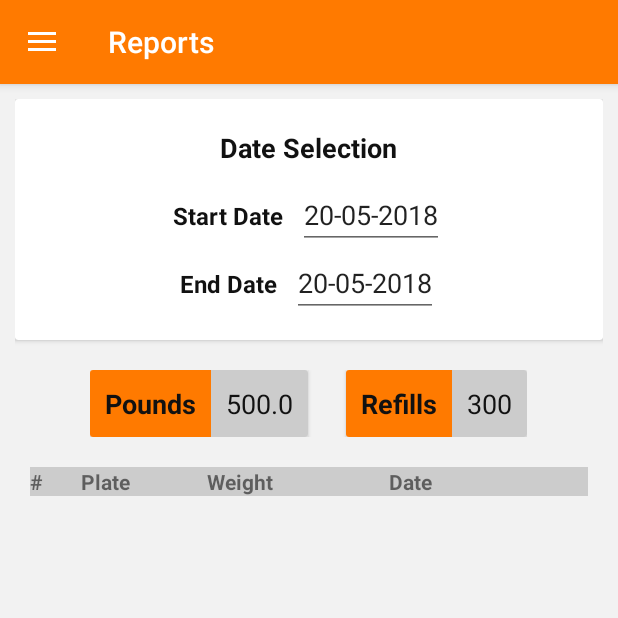
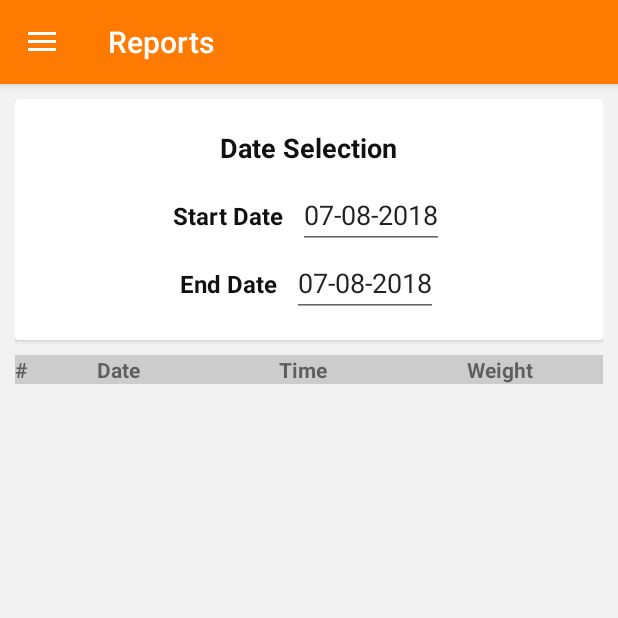
Before and after one commit to labreu05/FarmChickenFeederApp, an Android app: the screen it shows after launch (NavegationDrawer), in the side drawer, after a tap on "Reports", on a phone screen of 412 x 824 dp, the top half of it. Run offline under Robolectric (Android 15) with nearby library versions, the phone set to English and light mode, and no system bars; our stand-ins replace Firebase (no records; nobody signed in at launch, a user with empty details on screens opened directly); libraries missing offline, so code that uses them is left out: com.hookedonplay.decoviewlib; 25 statements that could not run were skipped.

Commit message:
Finish reports screen

```diff
--- a/app/src/main/java/com/example/labreu/farmchickenfeederapp/RefillEntriesHolder.java
+++ b/app/src/main/java/com/example/labreu/farmchickenfeederapp/RefillEntriesHolder.java
@@ -12,6 +12,7 @@ import com.google.firebase.database.DatabaseReference;
 
 public class RefillEntriesHolder extends RecyclerView.ViewHolder {
 
+    private final TextView plate;
     private final TextView date;
     private final TextView time;
     private final TextView grams;
@@ -19,9 +20,14 @@ public class RefillEntriesHolder extends RecyclerView.ViewHolder {
     public RefillEntriesHolder(View itemView) {
         super(itemView);
 
+        plate = (TextView) itemView.findViewById(R.id.plate_number);
         date = (TextView) itemView.findViewById(R.id.refill_date);
         time = (TextView) itemView.findViewById(R.id.refill_time);
         grams = (TextView) itemView.findViewById(R.id.refill_grams);
+    }
+
+    public void setPlate(String text) {
+        plate.setText(text);
     }
 
     public void setDate(String text) {
--- a/app/src/main/java/com/example/labreu/farmchickenfeederapp/ReportsFragment.java
+++ b/app/src/main/java/com/example/labreu/farmchickenfeederapp/ReportsFragment.java
@@ -15,6 +15,8 @@ import android.view.View;
 import android.view.ViewGroup;
 import android.widget.DatePicker;
 import android.widget.EditText;
+import android.widget.TextView;
+import android.widget.Toast;
 
 import com.firebase.ui.database.FirebaseRecyclerAdapter;
 import com.google.firebase.database.DatabaseReference;
@@ -40,6 +42,8 @@ public class ReportsFragment extends Fragment {
         final EditText endDate = mainView.findViewById(R.id.end_date);
         final Calendar calendar = Calendar.getInstance();
 
+        initializeFilters(mainView, startDate, endDate);
+
         startDate.setOnClickListener(new View.OnClickListener() {
             @Override
             public void onClick(View view) {
@@ -62,11 +66,17 @@ public class ReportsFragment extends Fragment {
                         String rawStartDate = newDay+"-"+ newMonth+"-"+year;
                         String rawEndDate = endDate.getText().toString();
                         System.out.println(rawStartDate);
-                        Long millisStartDate = getFormattedtDate(rawStartDate);
-                        Long millisEndDate = getFormattedtDate(rawEndDate);
-                        startDate.setText(rawStartDate);
+                        Long millisStartDate = getFormattedtDate(rawStartDate + " 00:00:00");
+                        Long millisEndDate = getFormattedtDate(rawEndDate + " 23:59:59");
 
-                        setDataListener(mainView, millisStartDate, millisEndDate);
+                        if (millisEndDate >= millisStartDate) {
+                            startDate.setText(rawStartDate);
+                            setDataListener(mainView, millisStartDate, millisEndDate);
+                        } else {
+                            Toast.makeText(getContext(), "Please use a valid range.",
+                                    Toast.LENGTH_SHORT).show();
+                        }
+
                     }
                 }, calendar.get(Calendar.YEAR), calendar.get(Calendar.MONTH), calendar.get(Calendar.DAY_OF_MONTH));
 
@@ -97,36 +107,23 @@ public class ReportsFragment extends Fragment {
                         String rawEndDate = newDay+"-"+ newMonth+"-"+year;
                         String rawStartDate = startDate.getText().toString();
                         System.out.println("Raw Date --->:" + rawStartDate);
-                        Long millisStartDate = getFormattedtDate(rawStartDate);
-                        Long millisEndDate = getFormattedtDate(rawEndDate);
+                        Long millisStartDate = getFormattedtDate(rawStartDate + " 00:00:00");
+                        Long millisEndDate = getFormattedtDate(rawEndDate + " 23:59:59");
 
-                        endDate.setText(rawEndDate);
-                        setDataListener(mainView, millisStartDate, millisEndDate);
+                        if (millisEndDate >= millisStartDate) {
+                            endDate.setText(rawEndDate);
+                            setDataListener(mainView, millisStartDate, millisEndDate);
+                        } else {
+                            Toast.makeText(getContext(), "Please use a valid range.",
+                                    Toast.LENGTH_SHORT).show();
+                        }
+
                     }
                 }, calendar.get(Calendar.YEAR), calendar.get(Calendar.MONTH), calendar.get(Calendar.DAY_OF_MONTH));
 
                 datePicker.show();
             }
         });
-
-        //Set Recycler view
-        RecyclerView refillsView = mainView.findViewById(R.id.refill_entries_recycler_view);
-
-        refillsView.setLayoutManager(new LinearLayoutManager(mainView.getContext()));
-        DatabaseReference dbRef = FirebaseDatabase.getInstance().getReference();
-        final DatabaseReference refillsRef = dbRef.child("refills").orderByChild("millisDate").getRef();
-
-
-        final FirebaseRecyclerAdapter<RefillEntry, RefillEntriesHolder> scheduleAdapter = new FirebaseRecyclerAdapter<RefillEntry, RefillEntriesHolder>(RefillEntry.class, R.layout.refill_entry, RefillEntriesHolder.class, refillsRef) {
-            @Override
-            protected void populateViewHolder(RefillEntriesHolder viewHolder, RefillEntry model, int position) {
-                viewHolder.setDate(model.getDate());
-                viewHolder.setTime(model.getTime());
-                viewHolder.setGrams(model.getGrams());
-            }
-        };
-
-        refillsView.setAdapter(scheduleAdapter);
 
         // Inflate the layout for this fragment
         return mainView;
@@ -146,6 +143,7 @@ public class ReportsFragment extends Fragment {
             @Override
             protected void populateViewHolder(RefillEntriesHolder viewHolder, RefillEntry model, int position) {
                 System.out.println("-->" + position);
+                viewHolder.setPlate(model.getPlate());
                 viewHolder.setDate(model.getDate());
                 viewHolder.setTime(model.getTime());
                 viewHolder.setGrams(model.getGrams());
@@ -154,12 +152,13 @@ public class ReportsFragment extends Fragment {
         };
         System.out.println("Refills" + refills);
         refillsView.setAdapter(scheduleAdapter);
+
     }
 
     public long getFormattedtDate(String date)  {
         SimpleDateFormat sdf = new SimpleDateFormat("dd-MM-yyyy hh:mm:ss");
         sdf.setTimeZone(TimeZone.getTimeZone("America/Santo_Domingo"));
-        String rawDate = date + " 00:00:00";
+        String rawDate = date;
         Date parsedDate = null;
 
         try {
@@ -172,4 +171,30 @@ public class ReportsFragment extends Fragment {
         System.out.println(parsedDate.getTime());
         return parsedDate.getTime();
     }
+
+    public void initializeFilters(View mainView, EditText startDate, EditText endDate){
+        Calendar calendar = Calendar.getInstance();
+        int day = calendar.get(Calendar.DAY_OF_MONTH);
+        int month = calendar.get(Calendar.MONTH);
+        int year = calendar.get(Calendar.YEAR);
+        String newMonth = "" + month;
+        String newDay = "" + day;
+        String date;
+
+        if((month + 1) < 10){
+            newMonth = "0" + (month + 1);
+        }
+
+        if(day < 10){
+            newDay  = "0" + day ;
+        }
+
+        date = newDay+"-"+ newMonth+"-"+year;
+        Long millisStartDate = getFormattedtDate(date + " 00:00:00");
+        Long millisEndDate = getFormattedtDate(date + " 23:59:59");
+
+        setDataListener(mainView, millisStartDate, millisEndDate);
+        startDate.setText(date);
+        endDate.setText(date);
+    }
 }
--- a/app/src/main/res/layout/fragment_reports.xml
+++ b/app/src/main/res/layout/fragment_reports.xml
@@ -93,18 +93,21 @@
 
             </LinearLayout>
         </android.support.v7.widget.CardView>
+
         <LinearLayout
             android:layout_width="wrap_content"
             android:layout_height="wrap_content"
             android:layout_gravity="center"
+            android:orientation="horizontal"
             android:paddingBottom="20dp"
             android:paddingTop="20dp"
-            android:orientation="horizontal">
+            android:visibility="gone">
 
             <android.support.v7.widget.CardView
                 android:layout_width="wrap_content"
                 android:layout_height="wrap_content"
                 android:layout_marginRight="25dp">
+
                 <LinearLayout
                     android:layout_width="wrap_content"
                     android:layout_height="wrap_content">
@@ -112,27 +115,30 @@
                     <TextView
                         android:layout_width="wrap_content"
                         android:layout_height="wrap_content"
+                        android:background="@color/colorPrimary"
                         android:fontFamily="Arial"
+                        android:padding="10dp"
+                        android:text="Pounds"
                         android:textColor="#111111"
-                        android:background="@color/colorPrimary"
                         android:textSize="18sp"
-                        android:textStyle="bold"
-                        android:text="Pounds"
-                        android:padding="10dp"/>
+                        android:textStyle="bold" />
+
                     <TextView
                         android:layout_width="wrap_content"
                         android:layout_height="wrap_content"
+                        android:background="#cccccc"
+                        android:padding="10dp"
+                        android:text="500.0"
                         android:textColor="#111111"
-                        android:background="#cccccc"
-                        android:textSize="18sp"
-                        android:text="500.0"
-                        android:padding="10dp"/>
+                        android:textSize="18sp" />
 
                 </LinearLayout>
             </android.support.v7.widget.CardView>
+
             <android.support.v7.widget.CardView
                 android:layout_width="wrap_content"
                 android:layout_height="wrap_content">
+
                 <LinearLayout
                     android:layout_width="wrap_content"
                     android:layout_height="wrap_content">
@@ -140,42 +146,66 @@
                     <TextView
                         android:layout_width="wrap_content"
                         android:layout_height="wrap_content"
+                        android:background="@color/colorPrimary"
                         android:fontFamily="Arial"
+                        android:padding="10dp"
+                        android:text="Refills"
                         android:textColor="#111111"
-                        android:background="@color/colorPrimary"
                         android:textSize="18sp"
-                        android:textStyle="bold"
-                        android:text="Refills"
-                        android:padding="10dp"/>
+                        android:textStyle="bold" />
+
                     <TextView
+                        android:id="@+id/refills_count"
                         android:layout_width="wrap_content"
                         android:layout_height="wrap_content"
+                        android:background="#cccccc"
+                        android:padding="10dp"
+                        android:text="300"
                         android:textColor="#111111"
-                        android:background="#cccccc"
-                        android:textSize="18sp"
-                        android:text="300"
-                        android:padding="10dp"/>
+                        android:textSize="18sp" />
                 </LinearLayout>
             </android.support.v7.widget.CardView>
         </LinearLayout>
+
         <TableLayout
             android:layout_width="match_parent"
             android:layout_height="wrap_content"
-            android:paddingRight="10dp"
-            android:paddingLeft="10dp"
+            android:layout_marginTop="10dp"
             android:paddingBottom="15dp">
+
             <TableRow>
-                <TextView android:background="#cccccc" android:textStyle="bold" android:text="#" android:layout_weight="1"/>
-                <TextView android:background="#cccccc" android:textStyle="bold" android:text="Plate" android:layout_weight="2"/>
-                <TextView android:background="#cccccc" android:textStyle="bold" android:text="Weight" android:layout_weight="3"/>
-                <TextView android:background="#cccccc" android:textStyle="bold" android:text="Date" android:layout_weight="4"/>
+
+                <TextView
+                    android:layout_weight="1"
+                    android:background="#cccccc"
+                    android:text="#"
+                    android:textStyle="bold" />
+
+                <TextView
+                    android:layout_weight="2"
+                    android:background="#cccccc"
+                    android:text="Date"
+                    android:textStyle="bold" />
+
+                <TextView
+                    android:layout_weight="2"
+                    android:background="#cccccc"
+                    android:text="Time"
+                    android:textStyle="bold" />
+
+                <TextView
+                    android:layout_weight="1"
+                    android:background="#cccccc"
+                    android:text="Weight"
+                    android:textStyle="bold" />
             </TableRow>
+
+            <android.support.v7.widget.RecyclerView
+                android:id="@+id/refill_entries_recycler_view"
+                android:layout_width="match_parent"
+                android:layout_height="match_parent">
+
+            </android.support.v7.widget.RecyclerView>
         </TableLayout>
-        <android.support.v7.widget.RecyclerView
-            android:id="@+id/refill_entries_recycler_view"
-            android:layout_width="match_parent"
-            android:layout_height="match_parent">
-
-        </android.support.v7.widget.RecyclerView>
     </LinearLayout>
 </FrameLayout>
```
Also changed, not shown: app/src/main/java/com/example/labreu/farmchickenfeederapp/RefillEntry.java (+7 -1 lines), app/src/main/res/layout/refill_entry.xml (+12 -6 lines).
